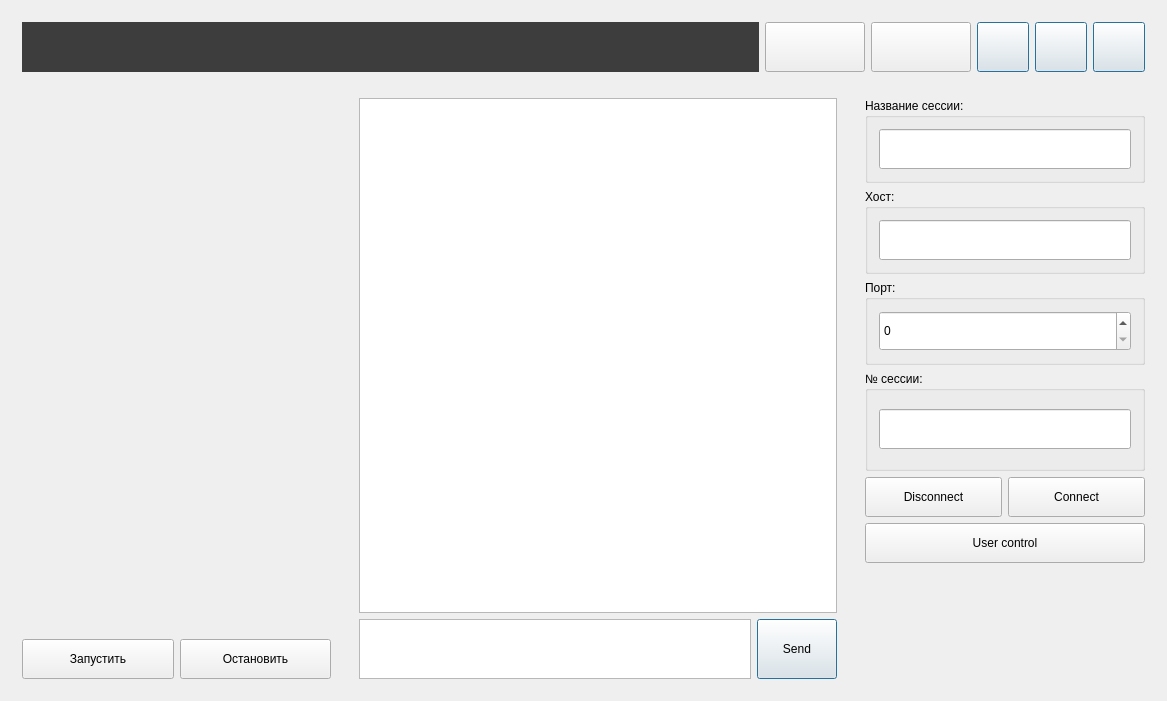
This is FreePolyCall_2019/PolyChat_app/mainwindow.ui in GregoryBaranov/ib_stream_service as Qt 5 draws it before an edit. The edited form follows.
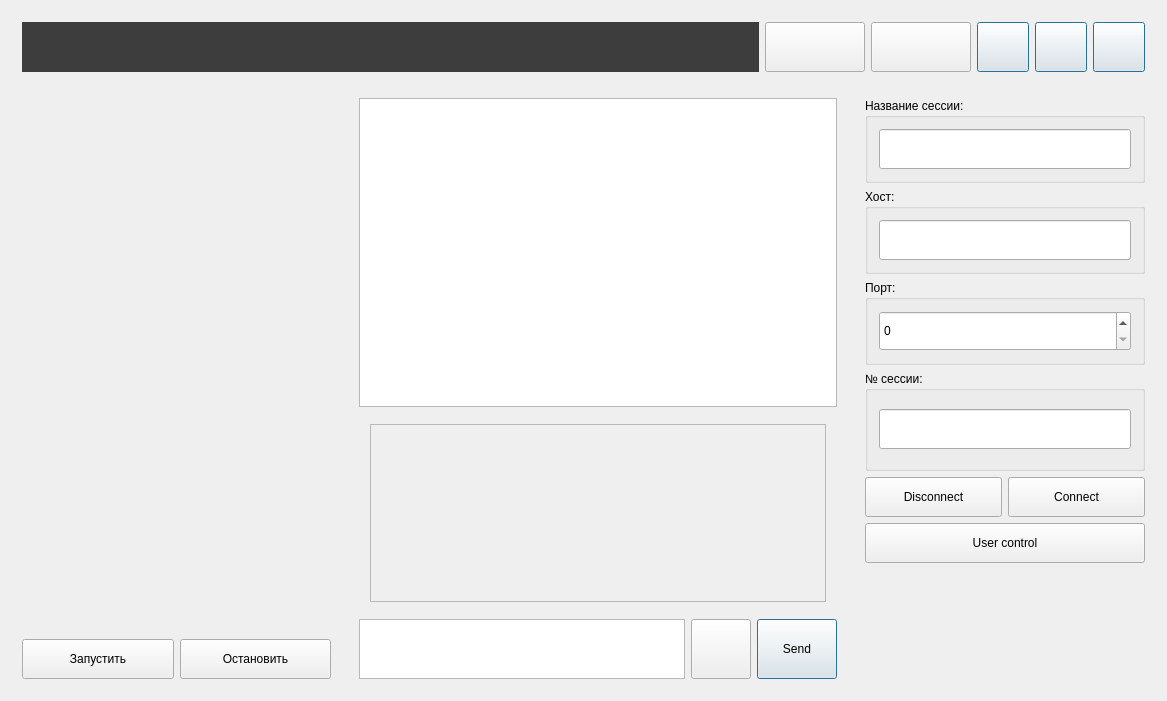
This is the edited form. Icons and pictures are not drawn.

Commit message: panel emoji

Patch:
```diff
--- a/FreePolyCall_2019/PolyChat_app/mainwindow.ui
+++ b/FreePolyCall_2019/PolyChat_app/mainwindow.ui
@@ -24,17 +24,14 @@
        </size>
       </property>
       <layout class="QGridLayout" name="gridLayout_5">
-       <item row="1" column="0">
-        <widget class="QTextEdit" name="messageEdit">
-         <property name="maximumSize">
-          <size>
-           <width>16777215</width>
-           <height>60</height>
-          </size>
+       <item row="0" column="0" colspan="3">
+        <widget class="QListView" name="MessageBoardList">
+         <property name="styleSheet">
+          <string notr="true"/>
          </property>
         </widget>
        </item>
-       <item row="1" column="1">
+       <item row="2" column="2">
         <widget class="QPushButton" name="send">
          <property name="minimumSize">
           <size>
@@ -59,11 +56,75 @@
          </property>
         </widget>
        </item>
-       <item row="0" column="0" colspan="2">
-        <widget class="QListView" name="MessageBoardList">
-         <property name="styleSheet">
-          <string notr="true"/>
+       <item row="2" column="0">
+        <widget class="QTextEdit" name="messageEdit">
+         <property name="maximumSize">
+          <size>
+           <width>16777215</width>
+           <height>60</height>
+          </size>
          </property>
+         <property name="font">
+          <font>
+           <family>Segoe UI Emoji</family>
+          </font>
+         </property>
+        </widget>
+       </item>
+       <item row="2" column="1">
+        <widget class="QPushButton" name="btnSmile">
+         <property name="minimumSize">
+          <size>
+           <width>60</width>
+           <height>60</height>
+          </size>
+         </property>
+         <property name="text">
+          <string/>
+         </property>
+         <property name="flat">
+          <bool>false</bool>
+         </property>
+        </widget>
+       </item>
+       <item row="1" column="0" colspan="3">
+        <widget class="QStackedWidget" name="stackedWidgetForMessage">
+         <property name="maximumSize">
+          <size>
+           <width>16777215</width>
+           <height>200</height>
+          </size>
+         </property>
+         <property name="currentIndex">
+          <number>0</number>
+         </property>
+         <widget class="QWidget" name="page_3">
+          <layout class="QGridLayout" name="gridLayout_12">
+           <item row="0" column="0">
+            <widget class="QScrollArea" name="scrollAreaEmoji">
+             <property name="widgetResizable">
+              <bool>true</bool>
+             </property>
+             <widget class="QWidget" name="scrollAreaWidgetContents">
+              <property name="geometry">
+               <rect>
+                <x>0</x>
+                <y>0</y>
+                <width>454</width>
+                <height>176</height>
+               </rect>
+              </property>
+              <layout class="QGridLayout" name="gridLayout_11">
+               <item row="0" column="0">
+                <layout class="QVBoxLayout" name="verticalLayout"/>
+               </item>
+              </layout>
+             </widget>
+            </widget>
+           </item>
+          </layout>
+         </widget>
+         <widget class="QWidget" name="page_4"/>
         </widget>
        </item>
       </layout>
```
The commit also changes 9 other files.
